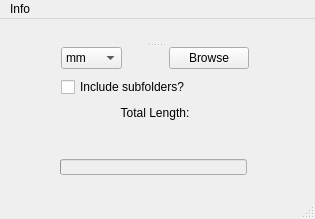
Old version of the form form.ui in the repository LyAhn/Img2Length.
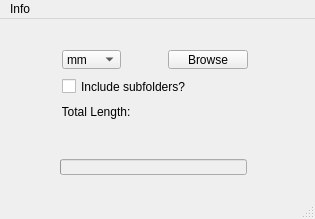
New version of the form.

Commit message: Remove grid layout

The edit to the form file:
```diff
--- a/form.ui
+++ b/form.ui
@@ -54,65 +54,28 @@
      <bool>false</bool>
     </property>
    </widget>
-   <widget class="QSplitter" name="splitter">
+   <widget class="QLabel" name="folder_label">
     <property name="geometry">
      <rect>
       <x>20</x>
       <y>10</y>
-      <width>271</width>
-      <height>92</height>
+      <width>16</width>
+      <height>16</height>
      </rect>
     </property>
-    <property name="orientation">
-     <enum>Qt::Vertical</enum>
-    </property>
-    <widget class="QLabel" name="folder_label">
      <property name="text">
       <string/>
      </property>
     </widget>
-    <widget class="QWidget" name="layoutWidget">
-     <layout class="QGridLayout" name="gridLayout">
-      <property name="sizeConstraint">
-       <enum>QLayout::SetNoConstraint</enum>
-      </property>
-      <property name="verticalSpacing">
-       <number>8</number>
-      </property>
-      <item row="0" column="1">
-       <widget class="QPushButton" name="browseButton">
-        <property name="sizePolicy">
-         <sizepolicy hsizetype="Fixed" vsizetype="Fixed">
-          <horstretch>0</horstretch>
-          <verstretch>0</verstretch>
-         </sizepolicy>
-        </property>
-        <property name="text">
-         <string>Browse</string>
-        </property>
-        <property name="flat">
-         <bool>false</bool>
-        </property>
-       </widget>
-      </item>
-      <item row="2" column="0" colspan="2">
-       <widget class="QLabel" name="converted_label">
-        <property name="sizePolicy">
-         <sizepolicy hsizetype="Preferred" vsizetype="Preferred">
-          <horstretch>0</horstretch>
-          <verstretch>0</verstretch>
-         </sizepolicy>
-        </property>
-        <property name="text">
-         <string>Total Length:</string>
-        </property>
-        <property name="alignment">
-         <set>Qt::AlignCenter</set>
-        </property>
-       </widget>
-      </item>
-      <item row="1" column="0" colspan="2">
        <widget class="QCheckBox" name="SubfoldersCheckBox">
+    <property name="geometry">
+     <rect>
+      <x>62</x>
+      <y>58</y>
+      <width>186</width>
+      <height>19</height>
+     </rect>
+    </property>
         <property name="toolTip">
          <string>*Slows down count on large number of sub-folders*</string>
         </property>
@@ -123,9 +86,15 @@
          <string>Include subfolders?</string>
         </property>
        </widget>
-      </item>
-      <item row="0" column="0">
        <widget class="QComboBox" name="unitComboBox">
+    <property name="geometry">
+     <rect>
+      <x>62</x>
+      <y>31</y>
+      <width>59</width>
+      <height>19</height>
+     </rect>
+    </property>
         <property name="sizePolicy">
          <sizepolicy hsizetype="Fixed" vsizetype="Fixed">
           <horstretch>0</horstretch>
@@ -166,9 +135,49 @@
          </property>
         </item>
        </widget>
-      </item>
-     </layout>
-    </widget>
+   <widget class="QLabel" name="converted_label">
+    <property name="geometry">
+     <rect>
+      <x>62</x>
+      <y>85</y>
+      <width>68</width>
+      <height>16</height>
+     </rect>
+    </property>
+    <property name="sizePolicy">
+     <sizepolicy hsizetype="Preferred" vsizetype="Preferred">
+      <horstretch>0</horstretch>
+      <verstretch>0</verstretch>
+     </sizepolicy>
+    </property>
+    <property name="text">
+     <string>Total Length:</string>
+    </property>
+    <property name="alignment">
+     <set>Qt::AlignCenter</set>
+    </property>
+   </widget>
+   <widget class="QPushButton" name="browseButton">
+    <property name="geometry">
+     <rect>
+      <x>168</x>
+      <y>31</y>
+      <width>80</width>
+      <height>19</height>
+     </rect>
+    </property>
+    <property name="sizePolicy">
+     <sizepolicy hsizetype="Fixed" vsizetype="Fixed">
+      <horstretch>0</horstretch>
+      <verstretch>0</verstretch>
+     </sizepolicy>
+    </property>
+    <property name="text">
+     <string>Browse</string>
+    </property>
+    <property name="flat">
+     <bool>false</bool>
+    </property>
    </widget>
   </widget>
   <widget class="QMenuBar" name="menubar">
```
Left out of the diff: 3 changed lines with no effect on the pictures. Lines whose indentation alone changed are shown as unchanged. The commit also changes 2 other files.
